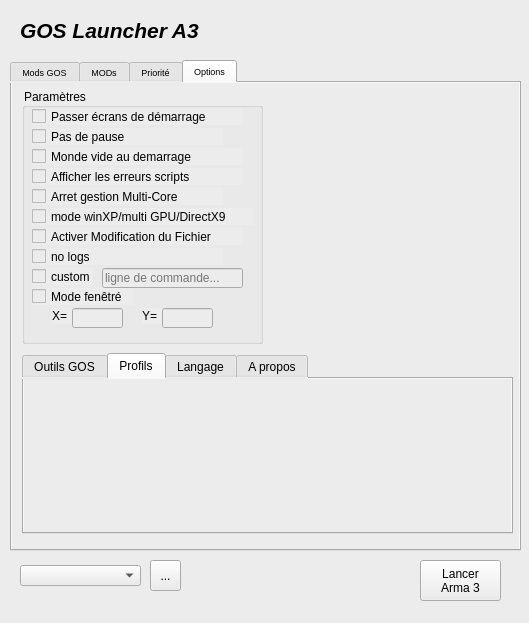
This is principale.ui in ChristopheTdn/GOSLauncher_A3_Python_version as Qt 5 draws it before an edit. The edited form follows.
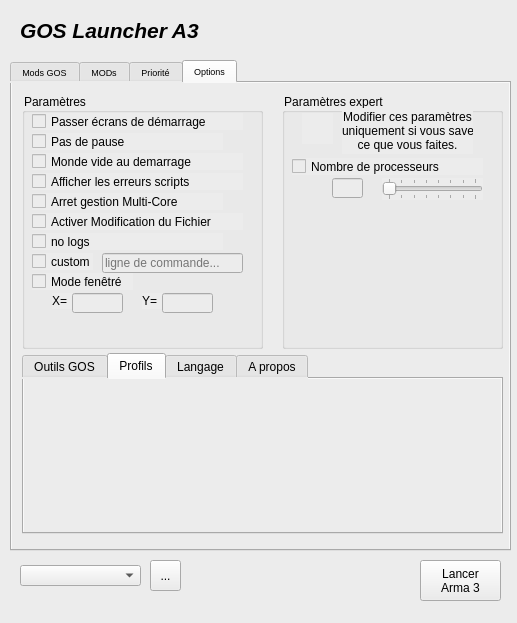
This is the edited form. The open tabs and pages were chosen to show the change. Icons and pictures are not drawn.

```diff
--- a/principale.ui
+++ b/principale.ui
@@ -6,7 +6,7 @@
    <rect>
     <x>0</x>
     <y>0</y>
-    <width>529</width>
+    <width>517</width>
     <height>623</height>
    </rect>
   </property>
@@ -29,7 +29,7 @@
      <rect>
       <x>10</x>
       <y>60</y>
-      <width>511</width>
+      <width>501</width>
       <height>491</height>
      </rect>
     </property>
@@ -1098,7 +1098,7 @@
       <property name="geometry">
        <rect>
         <x>10</x>
-        <y>5</y>
+        <y>10</y>
         <width>241</width>
         <height>256</height>
        </rect>
@@ -1186,27 +1186,11 @@
         <string>Arret gestion Multi-Core</string>
        </property>
       </widget>
-      <widget class="QCheckBox" name="checkBox_xpMode">
-       <property name="geometry">
-        <rect>
-         <x>10</x>
-         <y>120</y>
-         <width>221</width>
-         <height>17</height>
-        </rect>
-       </property>
-       <property name="locale">
-        <locale language="French" country="France"/>
-       </property>
-       <property name="text">
-        <string>mode winXP/multi GPU/DirectX9</string>
-       </property>
-      </widget>
       <widget class="QCheckBox" name="checkBox_AllowFileChange">
        <property name="geometry">
         <rect>
          <x>10</x>
-         <y>140</y>
+         <y>120</y>
          <width>211</width>
          <height>17</height>
         </rect>
@@ -1222,7 +1206,7 @@
        <property name="geometry">
         <rect>
          <x>10</x>
-         <y>160</y>
+         <y>140</y>
          <width>191</width>
          <height>17</height>
         </rect>
@@ -1238,7 +1222,7 @@
        <property name="geometry">
         <rect>
          <x>10</x>
-         <y>180</y>
+         <y>160</y>
          <width>61</width>
          <height>17</height>
         </rect>
@@ -1257,7 +1241,7 @@
        <property name="geometry">
         <rect>
          <x>80</x>
-         <y>180</y>
+         <y>160</y>
          <width>141</width>
          <height>20</height>
         </rect>
@@ -1273,7 +1257,7 @@
        <property name="geometry">
         <rect>
          <x>10</x>
-         <y>200</y>
+         <y>180</y>
          <width>101</width>
          <height>17</height>
         </rect>
@@ -1289,7 +1273,7 @@
        <property name="geometry">
         <rect>
          <x>30</x>
-         <y>220</y>
+         <y>200</y>
          <width>21</width>
          <height>16</height>
         </rect>
@@ -1302,7 +1286,7 @@
        <property name="geometry">
         <rect>
          <x>120</x>
-         <y>220</y>
+         <y>200</y>
          <width>21</width>
          <height>16</height>
         </rect>
@@ -1318,7 +1302,7 @@
        <property name="geometry">
         <rect>
          <x>50</x>
-         <y>220</y>
+         <y>200</y>
          <width>51</width>
          <height>20</height>
         </rect>
@@ -1337,7 +1321,7 @@
        <property name="geometry">
         <rect>
          <x>140</x>
-         <y>220</y>
+         <y>200</y>
          <width>51</width>
          <height>20</height>
         </rect>
@@ -1355,7 +1339,7 @@
        <rect>
         <x>10</x>
         <y>270</y>
-        <width>491</width>
+        <width>481</width>
         <height>181</height>
        </rect>
       </property>
@@ -1504,6 +1488,117 @@
        </widget>
       </widget>
      </widget>
+     <widget class="QGroupBox" name="groupBox_parametreExpert">
+      <property name="geometry">
+       <rect>
+        <x>270</x>
+        <y>10</y>
+        <width>221</width>
+        <height>256</height>
+       </rect>
+      </property>
+      <property name="title">
+       <string>Paramètres expert</string>
+      </property>
+      <widget class="QLabel" name="label_GFX_parametresExperts">
+       <property name="geometry">
+        <rect>
+         <x>20</x>
+         <y>20</y>
+         <width>31</width>
+         <height>31</height>
+        </rect>
+       </property>
+       <property name="text">
+        <string notr="true"/>
+       </property>
+       <property name="pixmap">
+        <pixmap>gfx/danger.png</pixmap>
+       </property>
+       <property name="scaledContents">
+        <bool>true</bool>
+       </property>
+      </widget>
+      <widget class="QLabel" name="label_avertissementExpertParam">
+       <property name="geometry">
+        <rect>
+         <x>60</x>
+         <y>15</y>
+         <width>131</width>
+         <height>46</height>
+        </rect>
+       </property>
+       <property name="text">
+        <string>&lt;html&gt;&lt;head/&gt;&lt;body&gt;&lt;p align=&quot;center&quot;&gt;Modifier ces paramètres&lt;br/&gt;uniquement si vous savez&lt;br/&gt;ce que vous faites.&lt;/p&gt;&lt;/body&gt;&lt;/html&gt;</string>
+       </property>
+      </widget>
+      <widget class="QCheckBox" name="checkBox_procNumber">
+       <property name="geometry">
+        <rect>
+         <x>10</x>
+         <y>65</y>
+         <width>191</width>
+         <height>17</height>
+        </rect>
+       </property>
+       <property name="locale">
+        <locale language="French" country="France"/>
+       </property>
+       <property name="text">
+        <string>Nombre de processeurs</string>
+       </property>
+      </widget>
+      <widget class="QLineEdit" name="lineEdit_procNumber">
+       <property name="enabled">
+        <bool>false</bool>
+       </property>
+       <property name="geometry">
+        <rect>
+         <x>50</x>
+         <y>85</y>
+         <width>31</width>
+         <height>20</height>
+        </rect>
+       </property>
+       <property name="readOnly">
+        <bool>false</bool>
+       </property>
+       <property name="placeholderText">
+        <string/>
+       </property>
+      </widget>
+      <widget class="QSlider" name="horizontalSlider_procNumber">
+       <property name="geometry">
+        <rect>
+         <x>100</x>
+         <y>85</y>
+         <width>101</width>
+         <height>22</height>
+        </rect>
+       </property>
+       <property name="sizeIncrement">
+        <size>
+         <width>0</width>
+         <height>0</height>
+        </size>
+       </property>
+       <property name="minimum">
+        <number>1</number>
+       </property>
+       <property name="maximum">
+        <number>8</number>
+       </property>
+       <property name="orientation">
+        <enum>Qt::Horizontal</enum>
+       </property>
+       <property name="tickPosition">
+        <enum>QSlider::TicksBothSides</enum>
+       </property>
+       <property name="tickInterval">
+        <number>1</number>
+       </property>
+      </widget>
+     </widget>
     </widget>
    </widget>
    <widget class="QPushButton" name="pushButton_LaunchArma3">
```
Left out of the diff: 2 changed lines with no effect on the pictures.
